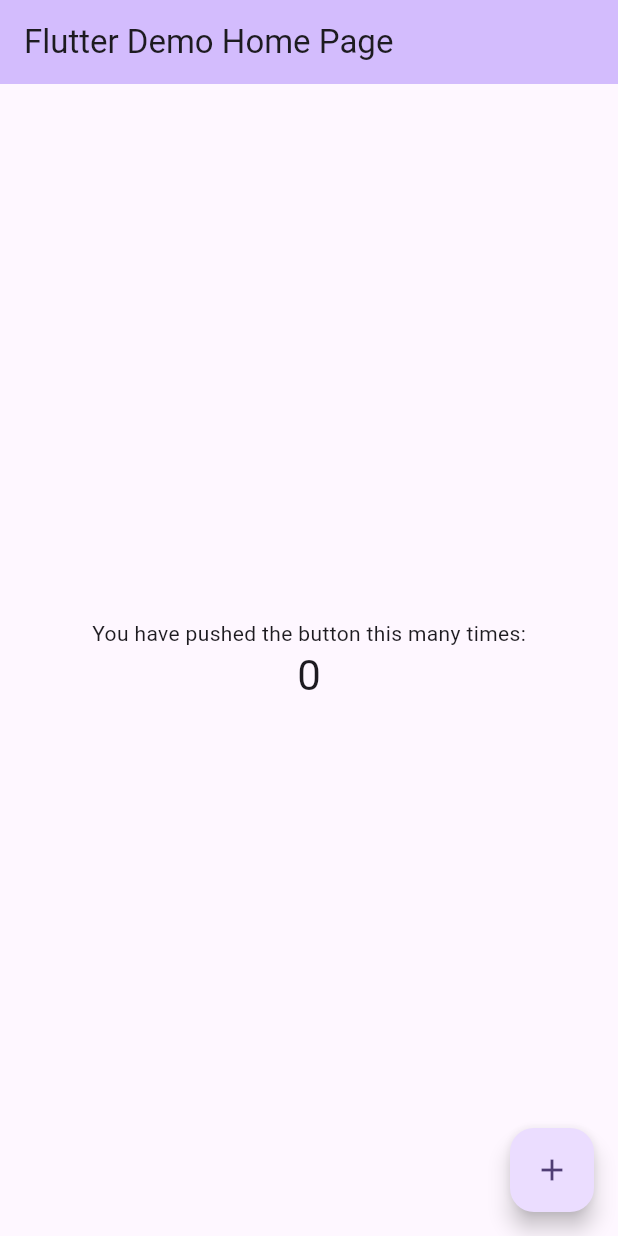
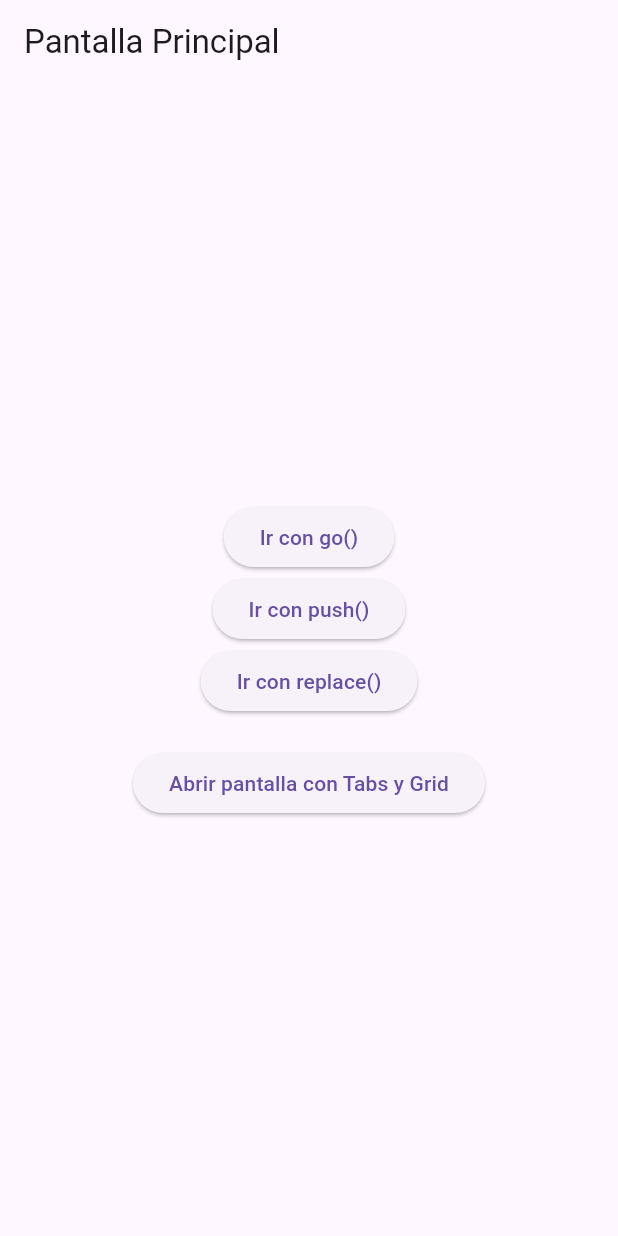
Before and after one commit to Jhunesquare/Flutter, a Flutter app: the screen it shows after launch, on a phone screen of 412 x 824 dp. Run offline on Flutter 3.47's test engine with Material 3 defaults, Android fonts, the phone set to English and light mode, and no system bars; our stand-ins replace go_router.

Commit message:
Creación feature taller 2

```diff
--- a/project/lib/main.dart
+++ b/project/lib/main.dart
@@ -1,4 +1,6 @@
 import 'package:flutter/material.dart';
+import 'package:go_router/go_router.dart';
+import 'router.dart';
 
 void main() {
   runApp(const MyApp());
@@ -7,116 +9,12 @@ void main() {
 class MyApp extends StatelessWidget {
   const MyApp({super.key});
 
-  // This widget is the root of your application.
   @override
   Widget build(BuildContext context) {
-    return MaterialApp(
-      title: 'Flutter Demo',
-      theme: ThemeData(
-        // This is the theme of your application.
-        //
-        // TRY THIS: Try running your application with "flutter run". You'll see
-        // the application has a purple toolbar. Then, without quitting the app,
-        // try changing the seedColor in the colorScheme below to Colors.green
-        // and then invoke "hot reload" (save your changes or press the "hot
-        // reload" button in a Flutter-supported IDE, or press "r" if you used
-        // the command line to start the app).
-        //
-        // Notice that the counter didn't reset back to zero; the application
-        // state is not lost during the reload. To reset the state, use hot
-        // restart instead.
-        //
-        // This works for code too, not just values: Most code changes can be
-        // tested with just a hot reload.
-        colorScheme: ColorScheme.fromSeed(seedColor: Colors.deepPurple),
-      ),
-      home: const MyHomePage(title: 'Flutter Demo Home Page'),
+    return MaterialApp.router(
+      title: 'Flutter go_router Demo',
+      debugShowCheckedModeBanner: false,
+      routerConfig: router,
     );
   }
 }
-
-class MyHomePage extends StatefulWidget {
-  const MyHomePage({super.key, required this.title});
-
-  // This widget is the home page of your application. It is stateful, meaning
-  // that it has a State object (defined below) that contains fields that affect
-  // how it looks.
-
-  // This class is the configuration for the state. It holds the values (in this
-  // case the title) provided by the parent (in this case the App widget) and
-  // used by the build method of the State. Fields in a Widget subclass are
-  // always marked "final".
-
-  final String title;
-
-  @override
-  State<MyHomePage> createState() => _MyHomePageState();
-}
-
-class _MyHomePageState extends State<MyHomePage> {
-  int _counter = 0;
-
-  void _incrementCounter() {
-    setState(() {
-      // This call to setState tells the Flutter framework that something has
-      // changed in this State, which causes it to rerun the build method below
-      // so that the display can reflect the updated values. If we changed
-      // _counter without calling setState(), then the build method would not be
-      // called again, and so nothing would appear to happen.
-      _counter++;
-    });
-  }
-
-  @override
-  Widget build(BuildContext context) {
-    // This method is rerun every time setState is called, for instance as done
-    // by the _incrementCounter method above.
-    //
-    // The Flutter framework has been optimized to make rerunning build methods
-    // fast, so that you can just rebuild anything that needs updating rather
-    // than having to individually change instances of widgets.
-    return Scaffold(
-      appBar: AppBar(
-        // TRY THIS: Try changing the color here to a specific color (to
-        // Colors.amber, perhaps?) and trigger a hot reload to see the AppBar
-        // change color while the other colors stay the same.
-        backgroundColor: Theme.of(context).colorScheme.inversePrimary,
-        // Here we take the value from the MyHomePage object that was created by
-        // the App.build method, and use it to set our appbar title.
-        title: Text(widget.title),
-      ),
-      body: Center(
-        // Center is a layout widget. It takes a single child and positions it
-        // in the middle of the parent.
-        child: Column(
-          // Column is also a layout widget. It takes a list of children and
-          // arranges them vertically. By default, it sizes itself to fit its
-          // children horizontally, and tries to be as tall as its parent.
-          //
-          // Column has various properties to control how it sizes itself and
-          // how it positions its children. Here we use mainAxisAlignment to
-          // center the children vertically; the main axis here is the vertical
-          // axis because Columns are vertical (the cross axis would be
-          // horizontal).
-          //
-          // TRY THIS: Invoke "debug painting" (choose the "Toggle Debug Paint"
-          // action in the IDE, or press "p" in the console), to see the
-          // wireframe for each widget.
-          mainAxisAlignment: MainAxisAlignment.center,
-          children: <Widget>[
-            const Text('You have pushed the button this many times:'),
-            Text(
-              '$_counter',
-              style: Theme.of(context).textTheme.headlineMedium,
-            ),
-          ],
-        ),
-      ),
-      floatingActionButton: FloatingActionButton(
-        onPressed: _incrementCounter,
-        tooltip: 'Increment',
-        child: const Icon(Icons.add),
-      ), // This trailing comma makes auto-formatting nicer for build methods.
-    );
-  }
-}
--- /dev/null
+++ b/project/lib/router.dart
@@ -0,0 +1,27 @@
+import 'package:flutter/material.dart';
+import 'package:go_router/go_router.dart';
+import 'screens/home_screen.dart';
+import 'screens/detail_screen.dart';
+import 'screens/tabs_screen.dart';
+
+final GoRouter router = GoRouter(
+  routes: [
+    GoRoute(
+      path: '/',
+      name: 'home',
+      builder: (context, state) => const HomeScreen(),
+    ),
+    GoRoute(
+      path: '/detail/:id',
+      builder: (context, state) {
+        final id = state.pathParameters['id']!;
+        return DetailScreen(message: id);
+      },
+    ),
+    GoRoute(
+      path: '/tabs',
+      name: 'tabs',
+      builder: (context, state) => const TabsScreen(),
+    ),
+  ],
+);
--- /dev/null
+++ b/project/lib/screens/home_screen.dart
@@ -0,0 +1,48 @@
+import 'package:flutter/material.dart';
+import 'package:go_router/go_router.dart';
+
+class HomeScreen extends StatelessWidget {
+  const HomeScreen({super.key});
+
+  @override
+  Widget build(BuildContext context) {
+    return Scaffold(
+      appBar: AppBar(title: const Text("Pantalla Principal")),
+      body: Center(
+        child: Column(
+          mainAxisAlignment: MainAxisAlignment.center,
+          children: [
+            ElevatedButton(
+              // go → reemplaza la ruta actual
+              onPressed: () {
+                context.go('/detail/Hola desde GO');
+              },
+              child: const Text("Ir con go()"),
+            ),
+            ElevatedButton(
+              // push → apila la nueva ruta
+              onPressed: () {
+                context.push('/detail/Hola desde PUSH');
+              },
+              child: const Text("Ir con push()"),
+            ),
+            ElevatedButton(
+              // replace → reemplaza la ruta sin opción de volver
+              onPressed: () {
+                context.replace('/detail/Hola desde REPLACE');
+              },
+              child: const Text("Ir con replace()"),
+            ),
+            const SizedBox(height: 20),
+            ElevatedButton(
+              onPressed: () {
+                context.push('/tabs');
+              },
+              child: const Text("Abrir pantalla con Tabs y Grid"),
+            ),
+          ],
+        ),
+      ),
+    );
+  }
+}
--- a/project/pubspec.yaml
+++ b/project/pubspec.yaml
@@ -34,6 +34,7 @@ dependencies:
   # The following adds the Cupertino Icons font to your application.
   # Use with the CupertinoIcons class for iOS style icons.
   cupertino_icons: ^1.0.8
+  go_router: ^16.2.1
 
 dev_dependencies:
   flutter_test:
```
Also changed, not shown: project/lib/screens/detail_screen.dart (added, +64 -0 lines), project/lib/screens/tabs_screen.dart (added, +159 -0 lines).
